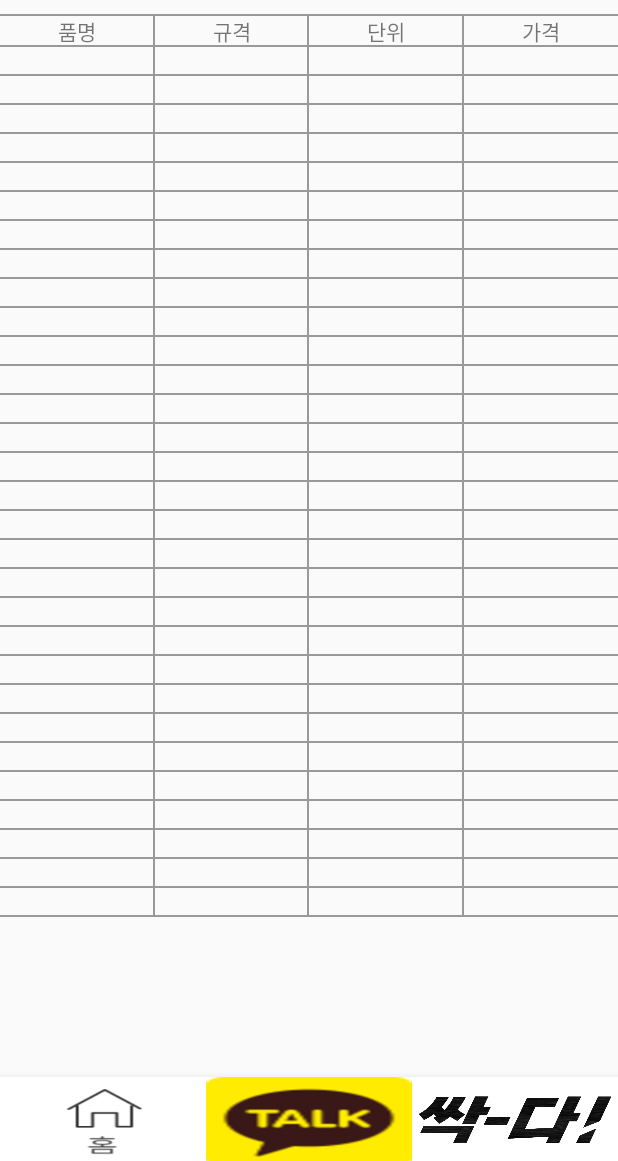
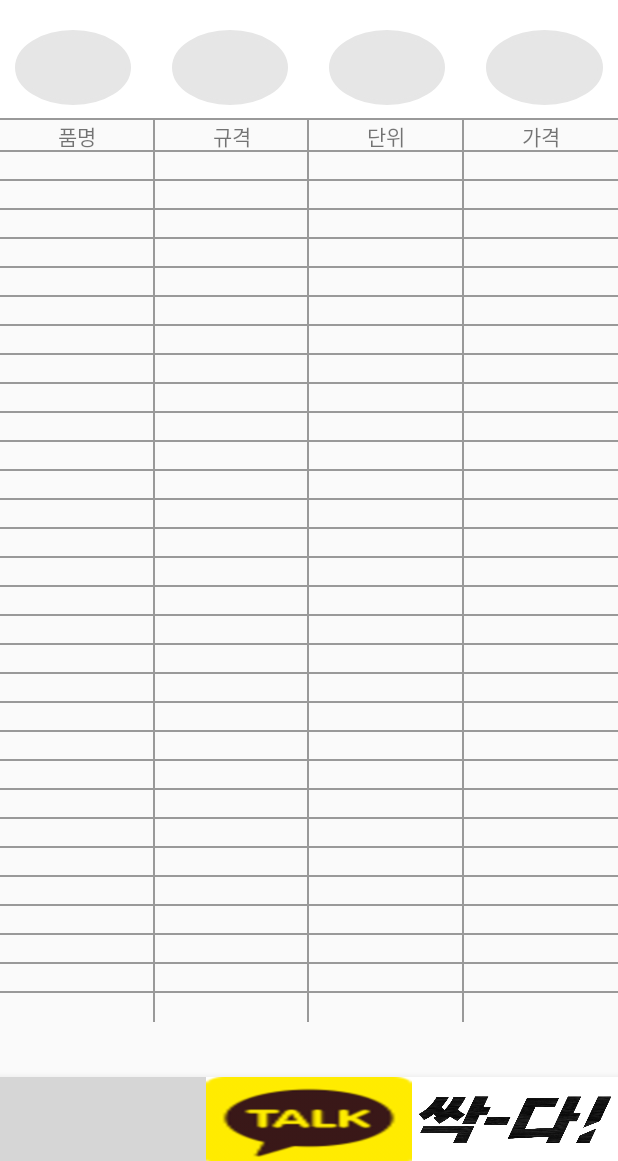
Before and after one commit to tony657456/SSackDa-master, an Android app: the layout activity_main.xml on its own in the app's theme, with its tools: preview values and no code run, on a phone screen of 412 x 824 dp, the part 75-1236 px from its top. Run offline under Robolectric (Android 15) with nearby library versions, the phone set to English and light mode, and no system bars; grey boxes are pictures that could not be loaded.

Commit message:
리사이클러뷰 완성

```diff
--- a/app/build.gradle
+++ b/app/build.gradle
@@ -1,6 +1,7 @@
 plugins {
     id 'com.android.application'
     id 'org.jetbrains.kotlin.android'
+    id 'kotlin-android-extensions'
 }
 
 android {
@@ -37,6 +38,8 @@ android {
 }
 
 dependencies {
+    implementation 'com.github.bumptech.glide:glide:4.14.2'
+    annotationProcessor 'com.github.bumptech.glide:compiler:4.14.2'
     implementation 'androidx.core:core-ktx:1.7.0'
     implementation 'androidx.appcompat:appcompat:1.5.1'
     implementation 'com.google.android.material:material:1.7.0'
--- a/app/src/main/java/com/example/myapplication/MainActivity.kt
+++ b/app/src/main/java/com/example/myapplication/MainActivity.kt
@@ -4,16 +4,18 @@ import android.content.Intent
 import android.net.Uri
 import android.os.Bundle
 import android.util.Log
-import android.view.View
 import android.widget.TextView
 import androidx.appcompat.app.AppCompatActivity
 import androidx.databinding.DataBindingUtil
 import com.example.myapplication.databinding.ActivityMainBinding
 import com.example.myapplication.domain.Product
 import com.example.myapplication.dto.RetrofitBuilderDto
+import com.example.myapplication.recycleadapter.ProfileAdapter
+import com.example.myapplication.recycleadapter.ProfileData
 import com.kakao.sdk.common.KakaoSdk
 import com.kakao.sdk.common.util.KakaoCustomTabsClient
 import com.kakao.sdk.talk.TalkApiClient
+import kotlinx.android.synthetic.main.activity_main.*
 import retrofit2.Call
 import retrofit2.Callback
 import retrofit2.Response
@@ -25,6 +27,8 @@ class MainActivity : AppCompatActivity() {
 
     private lateinit var binding: ActivityMainBinding
     var product = Product()
+    lateinit var profileAdapter: ProfileAdapter
+    val datas = mutableListOf<ProfileData>()
 
     override fun onCreate(savedInstanceState: Bundle?) {
         super.onCreate(savedInstanceState)
@@ -50,6 +54,25 @@ class MainActivity : AppCompatActivity() {
             startActivity(homepage)
         }
         product_data(product)
+        initRecycler()
+    }
+
+    private fun initRecycler() {
+        profileAdapter = ProfileAdapter(this)
+        rv_profile.adapter = profileAdapter
+
+
+        datas.apply {
+            add(ProfileData(img = R.drawable.circle_shape))
+            add(ProfileData(img = R.drawable.circle_shape))
+            add(ProfileData(img = R.drawable.circle_shape))
+            add(ProfileData(img = R.drawable.circle_shape))
+            add(ProfileData(img = R.drawable.circle_shape))
+
+            profileAdapter.datas = datas
+            profileAdapter.notifyDataSetChanged()
+
+        }
     }
 
     // request를 하고 response를 받아오는 코드인데 건축자재 데이터를 List 형태로 받아오기 때문에
--- /dev/null
+++ b/app/src/main/java/com/example/myapplication/recycleadapter/HorizontalItemDecorator.kt
@@ -0,0 +1,14 @@
+package com.example.myapplication.recycleadapter
+
+import android.graphics.Rect
+import android.view.View
+import androidx.recyclerview.widget.RecyclerView
+
+class HorizontalItemDecorator(private val divHeight : Int) : RecyclerView.ItemDecoration() {
+    @Override
+    override fun getItemOffsets(outRect: Rect, view: View, parent : RecyclerView, state : RecyclerView.State) {
+        super.getItemOffsets(outRect, view, parent, state)
+        outRect.left = divHeight
+        outRect.right = divHeight
+    }
+}
--- /dev/null
+++ b/app/src/main/java/com/example/myapplication/recycleadapter/ProfileAdapter.kt
@@ -0,0 +1,41 @@
+package com.example.myapplication.recycleadapter
+
+import android.content.Context
+import android.view.LayoutInflater
+import android.view.View
+import android.view.ViewGroup
+import android.widget.ImageView
+import androidx.recyclerview.widget.RecyclerView
+import com.bumptech.glide.Glide
+import com.example.myapplication.R
+
+class ProfileAdapter(private val context: Context) : RecyclerView.Adapter<ProfileAdapter.ViewHolder>() {
+
+    var datas = mutableListOf<ProfileData>()
+    override fun onCreateViewHolder(parent: ViewGroup, viewType: Int): ViewHolder {
+        val view = LayoutInflater.from(context).inflate(R.layout.recyclerview_item,parent,false)
+        return ViewHolder(view)
+    }
+
+    override fun getItemCount(): Int = datas.size
+
+    override fun onBindViewHolder(holder: ViewHolder, position: Int) {
+        holder.bind(datas[position])
+    }
+
+    inner class ViewHolder(view: View) : RecyclerView.ViewHolder(view) {
+        private val imgProfile: ImageView = itemView.findViewById(R.id.img_rv_photo)
+        private val imgProfile2: ImageView = itemView.findViewById(R.id.img_rv_photo2)
+        private val imgProfile3: ImageView = itemView.findViewById(R.id.img_rv_photo3)
+        private val imgProfile4: ImageView = itemView.findViewById(R.id.img_rv_photo4)
+
+        fun bind(item: ProfileData) {
+            Glide.with(itemView).load(item.img).into(imgProfile)
+            Glide.with(itemView).load(item.img).into(imgProfile2)
+            Glide.with(itemView).load(item.img).into(imgProfile3)
+            Glide.with(itemView).load(item.img).into(imgProfile4)
+        }
+    }
+
+
+}
--- /dev/null
+++ b/app/src/main/java/com/example/myapplication/recycleadapter/ProfileData.kt
@@ -0,0 +1,5 @@
+package com.example.myapplication.recycleadapter
+
+data class ProfileData (
+    val img : Int,
+)
--- /dev/null
+++ b/app/src/main/java/com/example/myapplication/recycleadapter/VerticalItemDecorator.kt
@@ -0,0 +1,14 @@
+package com.example.myapplication.recycleadapter
+
+import android.graphics.Rect
+import android.view.View
+import androidx.recyclerview.widget.RecyclerView
+
+class VerticalItemDecorator(private val divHeight : Int) : RecyclerView.ItemDecoration() {
+    @Override
+    override fun getItemOffsets(outRect: Rect, view: View, parent : RecyclerView, state : RecyclerView.State) {
+        super.getItemOffsets(outRect, view, parent, state)
+        outRect.top = divHeight
+        outRect.bottom = divHeight
+    }
+}
--- /dev/null
+++ b/app/src/main/res/drawable/circle_shape.xml
@@ -0,0 +1,7 @@
+<?xml version="1.0" encoding="utf-8"?>
+
+<shape xmlns:android="http://schemas.android.com/apk/res/android" android:shape="oval">
+    <solid android:color="@color/right_gray"/>
+    <stroke android:width="3dp" android:color="@color/right_gray"/>
+    <size android:width="350dp" android:height="350dp"/>
+</shape>
--- a/app/src/main/res/layout/activity_main.xml
+++ b/app/src/main/res/layout/activity_main.xml
@@ -13,6 +13,7 @@
         <androidx.constraintlayout.widget.ConstraintLayout
             android:id="@+id/topBar"
             android:layout_width="match_parent"
+            android:background="@color/white"
             android:layout_height="60dp"
             app:layout_constraintEnd_toEndOf="parent"
             app:layout_constraintStart_toStartOf="parent"
@@ -43,6 +44,19 @@
         </androidx.constraintlayout.widget.ConstraintLayout>
         <!-- 상단바 END -->
 
+        <!-- 상단 제품 탭 리사이클러 뷰 Start -->
+        <androidx.recyclerview.widget.RecyclerView
+            android:id="@+id/rv_profile"
+            android:layout_width="match_parent"
+            android:layout_height="wrap_content"
+            android:orientation="horizontal"
+            app:layoutManager="androidx.recyclerview.widget.LinearLayoutManager"
+            app:layout_constraintEnd_toEndOf="parent"
+            app:layout_constraintStart_toStartOf="parent"
+            app:layout_constraintTop_toBottomOf="@id/topBar"
+            tools:listitem="@layout/recyclerview_item" />
+        <!-- 상단 제품 탭 리사이클러 뷰 End -->
+
         <!-- 상단바 아래에 선 -->
         <LinearLayout
             android:id="@+id/linearLayout"
@@ -50,24 +64,25 @@
             android:layout_height="1dp"
             android:background="@color/gray"
             android:orientation="horizontal"
-            app:layout_constraintBottom_toBottomOf="@+id/topBar"
-            app:layout_constraintTop_toBottomOf="@+id/topBar"></LinearLayout>
+            app:layout_constraintBottom_toBottomOf="@+id/rv_profile"></LinearLayout>
         <!-- 상단바 아래에 선 END -->
 
         <!-- coordinatorlayout을 사용하면 다양한 view를 이용해 애니메이션 효과를 사용할 수 있다.-->
         <androidx.coordinatorlayout.widget.CoordinatorLayout
+            android:id="@+id/coordinator"
             android:layout_width="match_parent"
             android:layout_height="match_parent"
-            android:layout_marginTop="60dp"
+            android:layout_marginTop="130dp"
             app:layout_constraintEnd_toEndOf="parent"
             app:layout_constraintStart_toStartOf="parent"
-            app:layout_constraintTop_toBottomOf="@+id/topBar">
+            app:layout_constraintTop_toBottomOf="@+id/rv_profile">
 
             <!-- 처음에는 그냥 scrollview를 사용했는데 coordinatorlayout를 사용해서 애니메이션
             효과를 주려면 NestedScrollView, RecyleView를 사용해야 했다.-->
             <androidx.core.widget.NestedScrollView
                 android:layout_width="match_parent"
                 android:layout_height="match_parent"
+                android:layout_marginBottom="56dp"
                 app:layout_collapseMode="pin">
 
                 <androidx.constraintlayout.widget.ConstraintLayout
@@ -943,25 +958,24 @@
                             <TextView
                                 android:id="@+id/product_name30"
                                 android:layout_columnWeight="1"
-                                android:background="@drawable/border_bottom_right_layout"
+                                android:background="@drawable/border_only_right_layout"
                                 android:gravity="center" />
 
                             <TextView
                                 android:id="@+id/standard_name30"
                                 android:layout_columnWeight="1"
-                                android:background="@drawable/border_bottom_right_layout"
+                                android:background="@drawable/border_only_right_layout"
                                 android:gravity="center" />
 
                             <TextView
                                 android:id="@+id/unit_name30"
                                 android:layout_columnWeight="1"
-                                android:background="@drawable/border_bottom_right_layout"
+                                android:background="@drawable/border_only_right_layout"
                                 android:gravity="center" />
 
                             <TextView
                                 android:id="@+id/price_name30"
                                 android:layout_columnWeight="1"
-                                android:background="@drawable/border_only_bottom_layout"
                                 android:gravity="center" />
 
                             <TextView
@@ -976,10 +990,10 @@
                  기준선을 정하여 view가 이탈하는 일이 없도록 해주는 것이다.-->
             <!-- 하단 탭 레이아웃 -->
             <com.google.android.material.bottomnavigation.BottomNavigationView
+                android:id="@+id/bottom"
                 android:layout_width="match_parent"
                 android:layout_height="wrap_content"
-                android:layout_gravity="bottom"
-                app:layout_behavior="com.google.android.material.behavior.HideBottomViewOnScrollBehavior">
+                android:layout_gravity="bottom">
 
                 <LinearLayout
                     android:id="@+id/linearLayout2"
@@ -996,7 +1010,7 @@
                         android:layout_width="match_parent"
                         android:layout_height="match_parent"
                         android:layout_weight="1"
-                        android:background="@drawable/bottom_hometap"
+                        android:background="@drawable/calltab"
                         android:orientation="horizontal" />
 
                     <LinearLayout
--- /dev/null
+++ b/app/src/main/res/layout/recyclerview_item.xml
@@ -0,0 +1,80 @@
+<?xml version="1.0" encoding="utf-8"?>
+<androidx.constraintlayout.widget.ConstraintLayout xmlns:android="http://schemas.android.com/apk/res/android"
+    android:layout_width="match_parent"
+    android:layout_height="wrap_content"
+    xmlns:tools="http://schemas.android.com/tools"
+    android:paddingHorizontal="10dp"
+    android:paddingVertical="10dp"
+    android:background="@color/white"
+    xmlns:app="http://schemas.android.com/apk/res-auto">
+
+        <LinearLayout
+            android:layout_width="match_parent"
+            android:layout_height="wrap_content"
+            android:orientation="horizontal"
+            app:layout_constraintBottom_toBottomOf="parent"
+            app:layout_constraintEnd_toEndOf="parent"
+            app:layout_constraintStart_toStartOf="parent"
+            app:layout_constraintTop_toTopOf="parent">
+
+                <ImageView
+                    android:id="@+id/img_rv_photo"
+                    android:layout_width="50dp"
+                    android:layout_height="50dp"
+                    android:layout_weight="1"
+                    android:background="@drawable/circle_shape"
+                    app:layout_constraintBottom_toBottomOf="parent"
+                    app:layout_constraintStart_toStartOf="parent"
+                    app:layout_constraintTop_toTopOf="parent" />
+
+                <Space
+                    android:layout_width="wrap_content"
+                    android:layout_height="wrap_content"
+                    android:layout_weight="1">
+                </Space>
+
+                <ImageView
+                    android:id="@+id/img_rv_photo2"
+                    android:layout_width="50dp"
+                    android:layout_height="50dp"
+                    android:layout_weight="1"
+                    android:background="@drawable/circle_shape"
+                    app:layout_constraintBottom_toBottomOf="parent"
+                    app:layout_constraintEnd_toEndOf="parent"
+                    app:layout_constraintTop_toTopOf="parent" />
+
+                <Space
+                    android:layout_width="wrap_content"
+                    android:layout_height="wrap_content"
+                    android:layout_weight="1">
+                </Space>
+
+                <ImageView
+                    android:id="@+id/img_rv_photo3"
+                    android:layout_width="50dp"
+                    android:layout_height="50dp"
+                    android:layout_weight="1"
+                    android:background="@drawable/circle_shape"
+                    app:layout_constraintBottom_toBottomOf="parent"
+                    app:layout_constraintStart_toStartOf="parent"
+                    app:layout_constraintTop_toTopOf="parent" />
+
+                <Space
+                    android:layout_width="wrap_content"
+                    android:layout_height="wrap_content"
+                    android:layout_weight="1">
+                </Space>
+
+                <ImageView
+                    android:id="@+id/img_rv_photo4"
+                    android:layout_width="50dp"
+                    android:layout_height="50dp"
+                    android:layout_weight="1"
+                    android:background="@drawable/circle_shape"
+                    app:layout_constraintBottom_toBottomOf="parent"
+                    app:layout_constraintStart_toStartOf="parent"
+                    app:layout_constraintTop_toTopOf="parent" />
+        </LinearLayout>
+
+
+</androidx.constraintlayout.widget.ConstraintLayout>
--- a/app/src/main/res/values/colors.xml
+++ b/app/src/main/res/values/colors.xml
@@ -10,4 +10,5 @@
     <color name="yellow">#FFD400</color>
     <color name="gray">#999999</color>
     <color name="green">#B3D336</color>
+    <color name="right_gray">#E6E6E6</color>
 </resources>
```
